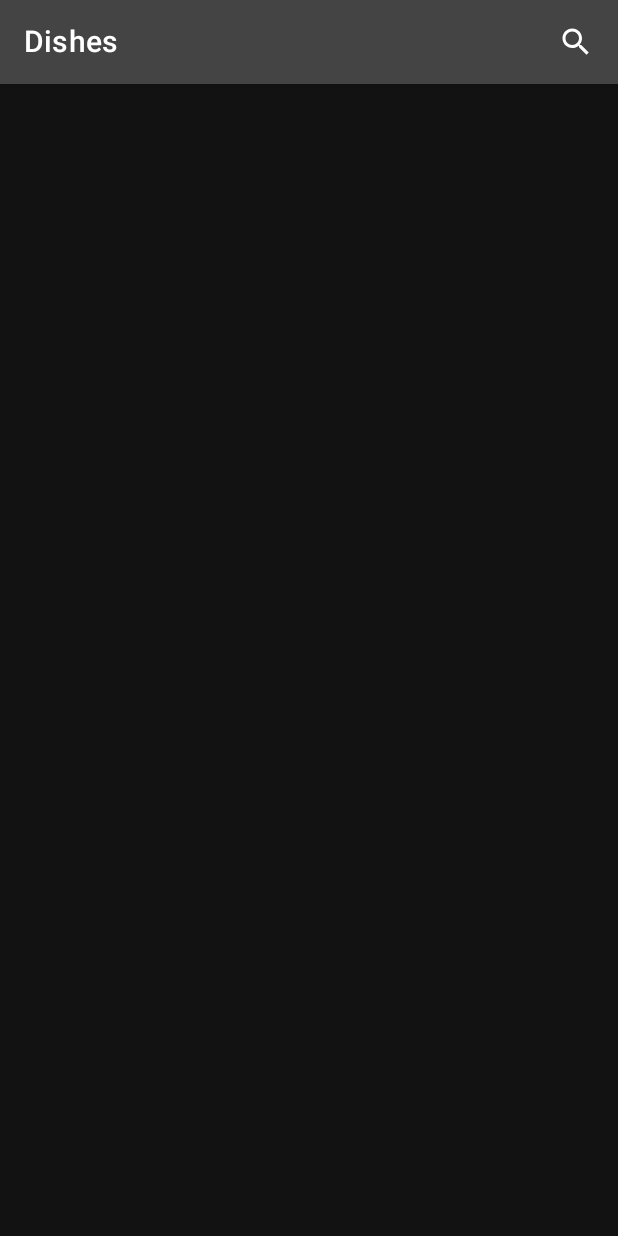
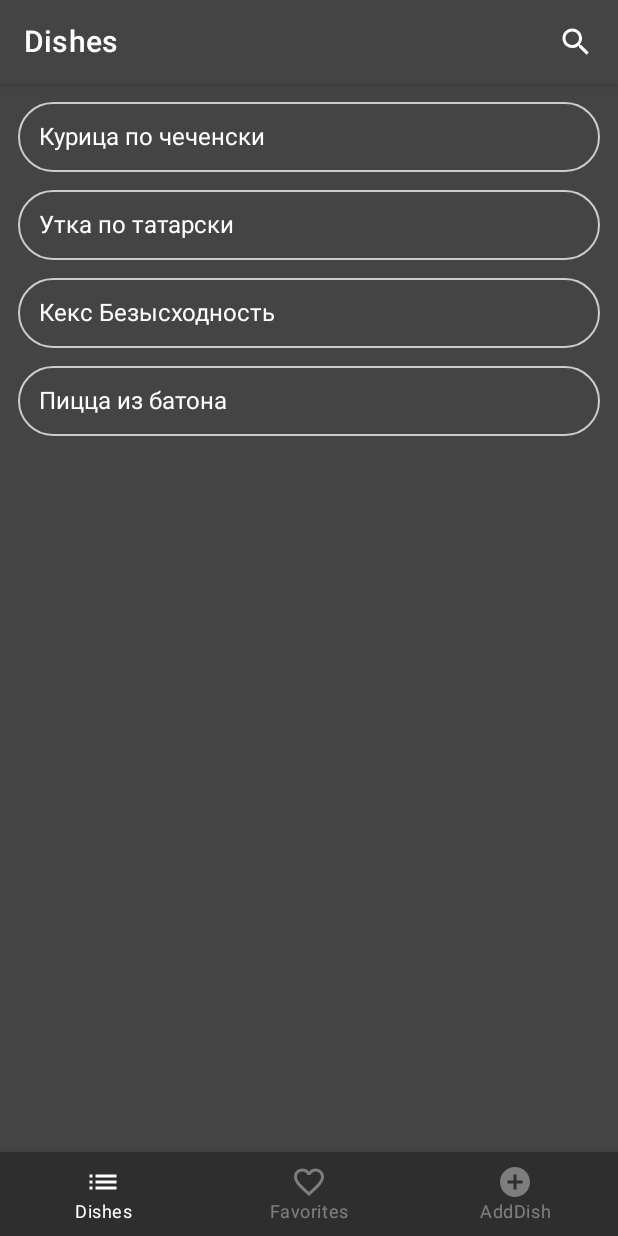
Before and after one commit to qveex/BookOfRecipesAndroid, an Android app built with Jetpack Compose: the screen it shows after launch (MainActivity), on a phone screen of 412 x 824 dp. Run offline under Robolectric (Android 15) with nearby library versions, the phone set to English and light mode, and no system bars; our stand-ins replace Room's generated code.

Commit message:
- added bottom navigation - added empty files for screens

```diff
--- a/app/build.gradle
+++ b/app/build.gradle
@@ -40,7 +40,7 @@ android {
     }
     composeOptions {
         kotlinCompilerExtensionVersion compose_version
-        kotlinCompilerVersion '1.5.21'
+        kotlinCompilerVersion '1.5.31'
     }
     packagingOptions {
         resources {
@@ -59,6 +59,10 @@ dependencies {
     implementation "androidx.compose.ui:ui-tooling-preview:$compose_version"
     implementation 'androidx.lifecycle:lifecycle-runtime-ktx:2.4.0'
     implementation 'androidx.activity:activity-compose:1.3.0-alpha06'
+
+
+    // Navigation Compose
+    implementation("androidx.navigation:navigation-compose:2.4.0-alpha10")
 
 
     // Room components
--- a/app/src/main/java/com/example/bookofrecipes/MainActivity.kt
+++ b/app/src/main/java/com/example/bookofrecipes/MainActivity.kt
@@ -4,55 +4,24 @@ import android.os.Bundle
 import androidx.activity.ComponentActivity
 import androidx.activity.compose.setContent
 import androidx.activity.viewModels
-import androidx.compose.foundation.ExperimentalFoundationApi
-import androidx.compose.foundation.layout.*
-import androidx.compose.foundation.lazy.LazyColumn
-import androidx.compose.foundation.lazy.items
 import androidx.compose.runtime.Composable
 import androidx.compose.ui.tooling.preview.Preview
-import androidx.compose.ui.unit.dp
-import com.example.bookofrecipes.controllers.BookOfRecipes
-import com.example.bookofrecipes.screens.ListDishScreen
+import com.example.bookofrecipes.screens.MainScreen
 import com.example.bookofrecipes.ui.theme.BookOfRecipesTheme
-import com.example.bookofrecipes.widgets.DishItem
 import com.example.bookofrecipes.viewmodel.RecipeViewModel
 
 class MainActivity : ComponentActivity() {
 
     private val recipeViewModel: RecipeViewModel by viewModels()
 
-    @ExperimentalFoundationApi
     override fun onCreate(savedInstanceState: Bundle?) {
         super.onCreate(savedInstanceState)
 
         setContent {
             BookOfRecipesTheme(true) {
 
-                ListDishScreen(recipeViewModel)
-
-                /*LazyColumn(
-                    contentPadding = PaddingValues(all = 12.dp),
-                    verticalArrangement = Arrangement.spacedBy(12.dp)
-                ) {
-
-                    /*BookOfRecipes.getAllCuisine().forEach { cuisine ->
-                        stickyHeader {
-                            Text(
-                                modifier = Modifier
-                                    .fillMaxWidth()
-                                    .background(Color.LightGray)
-                                    .padding(12.dp),
-                                text = "$cuisine кухня"
-                            )
-                        }
-                    }*/
-                    items(items = BookOfRecipes.getAllDishes()) { dish ->
-                        DishItem(dish = dish)
-                    }
-
-                }*/
-
-
+                MainScreen(recipeViewModel = recipeViewModel)
+                //Dishes(recipeViewModel)
 
             }
         }
--- a/app/src/main/java/com/example/bookofrecipes/screens/ListDishScreen.kt
+++ b/app/src/main/java/com/example/bookofrecipes/screens/ListDishScreen.kt
@@ -4,15 +4,21 @@ import android.util.Log
 import androidx.compose.material.Scaffold
 import androidx.compose.runtime.Composable
 import androidx.compose.runtime.getValue
+import androidx.compose.ui.graphics.Color
+import androidx.navigation.compose.rememberNavController
+import com.example.bookofrecipes.controllers.BookOfRecipes
 import com.example.bookofrecipes.viewmodel.RecipeViewModel
+import com.example.bookofrecipes.widgets.DishList
 import com.example.bookofrecipes.widgets.MainAppBar
-import com.example.bookofrecipes.widgets.SearchWidgetState
+import com.example.bookofrecipes.widgets.others.BottomNavGraph
+import com.example.bookofrecipes.widgets.others.SearchWidgetState
 
 @Composable
 fun ListDishScreen(recipeViewModel: RecipeViewModel) {
 
     val searchWidgetState by recipeViewModel.searchWidgetState
     val searchTextState by recipeViewModel.searchTextState
+    val navController = rememberNavController()
 
     Scaffold(
         topBar = {
@@ -33,6 +39,12 @@ fun ListDishScreen(recipeViewModel: RecipeViewModel) {
                 },
                 title = "Dishes"
             )
-        }
-    ) {}
+        },
+        bottomBar = {},
+        backgroundColor = Color.DarkGray
+    ) {
+
+        DishList(dishes = BookOfRecipes.getAllDishes())
+
+    }
 }
--- /dev/null
+++ b/app/src/main/java/com/example/bookofrecipes/screens/MainScreen.kt
@@ -0,0 +1,18 @@
+package com.example.bookofrecipes.screens
+
+import androidx.compose.material.Scaffold
+import androidx.compose.runtime.Composable
+import androidx.navigation.compose.rememberNavController
+import com.example.bookofrecipes.viewmodel.RecipeViewModel
+import com.example.bookofrecipes.widgets.BottomBar
+import com.example.bookofrecipes.widgets.others.BottomNavGraph
+
+@Composable
+fun MainScreen(recipeViewModel: RecipeViewModel) {
+    val navController = rememberNavController()
+    Scaffold(
+        bottomBar = { BottomBar(navController = navController)}
+    ) {
+        BottomNavGraph(navController = navController, viewModel = recipeViewModel)
+    }
+}
--- a/app/src/main/java/com/example/bookofrecipes/widgets/AppBar.kt
+++ b/app/src/main/java/com/example/bookofrecipes/widgets/AppBar.kt
@@ -16,6 +16,7 @@ import androidx.compose.ui.text.TextStyle
 import androidx.compose.ui.text.input.ImeAction
 import androidx.compose.ui.tooling.preview.Preview
 import androidx.compose.ui.unit.dp
+import com.example.bookofrecipes.widgets.others.SearchWidgetState
 
 @Composable
 fun DefaultAppBar(onSearchClicked: () -> Unit, title: String) {
--- /dev/null
+++ b/app/src/main/java/com/example/bookofrecipes/widgets/BottomBar.kt
@@ -0,0 +1,60 @@
+package com.example.bookofrecipes.widgets
+
+import androidx.compose.foundation.layout.RowScope
+import androidx.compose.material.*
+import androidx.compose.runtime.Composable
+import androidx.compose.runtime.getValue
+import androidx.compose.ui.graphics.Color
+import androidx.navigation.NavDestination
+import androidx.navigation.NavDestination.Companion.hierarchy
+import androidx.navigation.NavGraph.Companion.findStartDestination
+import androidx.navigation.NavHostController
+import androidx.navigation.compose.currentBackStackEntryAsState
+import com.example.bookofrecipes.widgets.others.BottomBarScreen
+
+@Composable
+fun BottomBar(navController: NavHostController) {
+    val screens = listOf(
+        BottomBarScreen.Dishes,
+        BottomBarScreen.Favorites,
+        BottomBarScreen.AddDish
+    )
+    val navBackStackEntry by navController.currentBackStackEntryAsState()
+    val currentDestination = navBackStackEntry?.destination
+
+    BottomNavigation {
+        screens.forEach {
+            AddItem(screen = it, currentDestination = currentDestination, navController = navController)
+        }
+    }
+}
+
+
+@Composable
+fun RowScope.AddItem(
+    screen: BottomBarScreen,
+    currentDestination: NavDestination?,
+    navController: NavHostController
+) {
+    BottomNavigationItem(
+        label = {
+            Text(text = screen.title)
+        },
+        icon = {
+            Icon(
+                imageVector = screen.icon,
+                contentDescription = "Navigation Icon"
+            )
+        },
+        selected = currentDestination?.hierarchy?.any {
+            it.route == screen.route
+        } == true,
+        unselectedContentColor = LocalContentColor.current.copy(alpha = ContentAlpha.disabled),
+        onClick = {
+            navController.navigate(screen.route) {
+                popUpTo(navController.graph.findStartDestination().id)
+                launchSingleTop = true
+            }
+        }
+    )
+}
--- a/app/src/main/java/com/example/bookofrecipes/widgets/DishItem.kt
+++ b/app/src/main/java/com/example/bookofrecipes/widgets/DishItem.kt
@@ -1,10 +1,14 @@
 package com.example.bookofrecipes.widgets
 
 import androidx.compose.foundation.background
+import androidx.compose.foundation.border
 import androidx.compose.foundation.layout.*
+import androidx.compose.foundation.shape.CircleShape
+import androidx.compose.foundation.shape.RoundedCornerShape
 import androidx.compose.material.Text
 import androidx.compose.runtime.Composable
 import androidx.compose.ui.Modifier
+import androidx.compose.ui.draw.clip
 import androidx.compose.ui.graphics.Color
 import androidx.compose.ui.text.font.FontFamily
 import androidx.compose.ui.text.font.FontWeight
@@ -19,8 +23,9 @@ fun DishItem(dish: Dish) {
 
     Column(
         modifier = Modifier
-            .background(Color.White)
+            //.background(Color.LightGray)
             .fillMaxWidth()
+            .border(width = 1.dp, color = Color.LightGray, shape = RoundedCornerShape(116.dp))
             .padding(14.dp),
         //verticalAlignment = Alignment.CenterVertically,
         //horizontalArrangement = Arrangement.spacedBy(12.dp)
@@ -28,9 +33,10 @@ fun DishItem(dish: Dish) {
 
         Text(
             text = dish.name,
-            fontSize = Typography.h5.fontSize,
-            fontFamily = FontFamily.SansSerif,
-            fontWeight = FontWeight.Bold
+            fontSize = Typography.subtitle1.fontSize,
+            color = Color.White,
+            //fontFamily = FontFamily.SansSerif,
+            //fontWeight = FontWeight.Bold
         )
 
     }
--- /dev/null
+++ b/app/src/main/java/com/example/bookofrecipes/widgets/DishList.kt
@@ -0,0 +1,34 @@
+package com.example.bookofrecipes.widgets
+
+import androidx.compose.foundation.layout.Arrangement
+import androidx.compose.foundation.layout.PaddingValues
+import androidx.compose.foundation.lazy.LazyColumn
+import androidx.compose.foundation.lazy.items
+import androidx.compose.runtime.Composable
+import androidx.compose.ui.unit.dp
+import com.example.bookofrecipes.controllers.BookOfRecipes
+import com.example.bookofrecipes.models.Dish
+
+@Composable
+fun DishList(dishes: List<Dish>) {
+    LazyColumn(
+        contentPadding = PaddingValues(all = 12.dp),
+        verticalArrangement = Arrangement.spacedBy(12.dp)
+    ) {
+
+        /*BookOfRecipes.getAllCuisine().forEach { cuisine ->
+            stickyHeader {
+                Text(
+                    modifier = Modifier
+                        .fillMaxWidth()
+                        .background(Color.LightGray)
+                        .padding(12.dp),
+                    text = "$cuisine кухня"
+                )
+            }
+        }*/
+        items(items = dishes) { dish ->
+            DishItem(dish = dish)
+        }
+    }
+}
--- /dev/null
+++ b/app/src/main/java/com/example/bookofrecipes/widgets/others/BottomBarScreen.kt
@@ -0,0 +1,31 @@
+package com.example.bookofrecipes.widgets.others
+
+import androidx.compose.material.icons.Icons
+import androidx.compose.material.icons.filled.AddCircle
+import androidx.compose.material.icons.filled.FavoriteBorder
+import androidx.compose.material.icons.filled.List
+import androidx.compose.ui.graphics.vector.ImageVector
+
+sealed class BottomBarScreen(
+    val route: String,
+    val title: String,
+    val icon: ImageVector
+) {
+    object Dishes: BottomBarScreen(
+        route = "dishes",
+        title = "Dishes",
+        icon = Icons.Default.List
+    )
+
+    object Favorites: BottomBarScreen(
+        route = "favorites",
+        title = "Favorites",
+        icon = Icons.Default.FavoriteBorder
+    )
+
+    object AddDish: BottomBarScreen(
+        route = "addDish",
+        title = "AddDish",
+        icon = Icons.Default.AddCircle
+    )
+}
--- /dev/null
+++ b/app/src/main/java/com/example/bookofrecipes/widgets/others/BottomNavGraph.kt
@@ -0,0 +1,28 @@
+package com.example.bookofrecipes.widgets.others
+
+import androidx.compose.runtime.Composable
+import androidx.navigation.NavHostController
+import androidx.navigation.compose.NavHost
+import androidx.navigation.compose.composable
+import com.example.bookofrecipes.screens.AddDishScreen
+import com.example.bookofrecipes.screens.FavoritesScreen
+import com.example.bookofrecipes.screens.ListDishScreen
+import com.example.bookofrecipes.viewmodel.RecipeViewModel
+
+@Composable
+fun BottomNavGraph(navController: NavHostController, viewModel: RecipeViewModel) {
+    NavHost(
+        navController = navController,
+        startDestination = BottomBarScreen.Dishes.route
+    ) {
+        composable(route = BottomBarScreen.Dishes.route) {
+            ListDishScreen(recipeViewModel = viewModel)
+        }
+        composable(route = BottomBarScreen.Favorites.route) {
+            FavoritesScreen()
+        }
+        composable(route = BottomBarScreen.AddDish.route) {
+            AddDishScreen()
+        }
+    }
+}
--- a/app/src/main/java/com/example/bookofrecipes/widgets/SearchWidgetState.kt
+++ b/app/src/main/java/com/example/bookofrecipes/widgets/others/SearchWidgetState.kt
@@ -1,4 +1,4 @@
-package com.example.bookofrecipes.widgets
+package com.example.bookofrecipes.widgets.others
 
 enum class SearchWidgetState {
 
--- a/app/src/main/res/values/colors.xml
+++ b/app/src/main/res/values/colors.xml
@@ -7,4 +7,8 @@
     <color name="teal_700">#FF018786</color>
     <color name="black">#FF000000</color>
     <color name="white">#FFFFFFFF</color>
+
+    <color name="light_gray">#FFbababa</color>
+    <color name="dark_grey">#323131</color>
+    <color name="lighter_dark_grey">#595757</color>
 </resources>
--- a/app/src/main/res/values/themes.xml
+++ b/app/src/main/res/values/themes.xml
@@ -2,11 +2,11 @@
     <!-- Base application theme. -->
     <style name="Theme.BookOfRecipes" parent="Theme.MaterialComponents.DayNight.DarkActionBar">
         <!-- Primary brand color. -->
-        <item name="colorPrimary">@color/purple_500</item>
-        <item name="colorPrimaryVariant">@color/purple_700</item>
+        <item name="colorPrimary">@color/dark_grey</item>
+        <item name="colorPrimaryVariant">@color/dark_grey</item>
         <item name="colorOnPrimary">@color/white</item>
         <!-- Secondary brand color. -->
-        <item name="colorSecondary">@color/teal_200</item>
+        <item name="colorSecondary">@color/white</item>
         <item name="colorSecondaryVariant">@color/teal_700</item>
         <item name="colorOnSecondary">@color/black</item>
         <!-- Status bar color. -->
--- a/build.gradle
+++ b/build.gradle
@@ -1,7 +1,7 @@
 // Top-level build file where you can add configuration options common to all sub-projects/modules.
 buildscript {
     ext {
-        compose_version = '1.0.1'
+        compose_version = '1.0.4'
     }
     repositories {
         google()
@@ -9,7 +9,7 @@ buildscript {
     }
     dependencies {
         classpath "com.android.tools.build:gradle:7.0.3"
-        classpath "org.jetbrains.kotlin:kotlin-gradle-plugin:1.5.21"
+        classpath "org.jetbrains.kotlin:kotlin-gradle-plugin:1.5.31"
         classpath 'com.google.dagger:hilt-android-gradle-plugin:2.40.1'
 
         // NOTE: Do not place your application dependencies here; they belong
```
Also changed, not shown: app/src/main/java/com/example/bookofrecipes/screens/AddDishScreen.kt (added, +25 -0 lines), app/src/main/java/com/example/bookofrecipes/screens/DishScreen.kt (added, +25 -0 lines), app/src/main/java/com/example/bookofrecipes/screens/FavoritesScreen.kt (added, +25 -0 lines), app/src/main/java/com/example/bookofrecipes/screens/ListRecipeScreen.kt (added, +8 -0 lines), app/src/main/java/com/example/bookofrecipes/viewmodel/RecipeViewModel.kt (+1 -7 lines).
